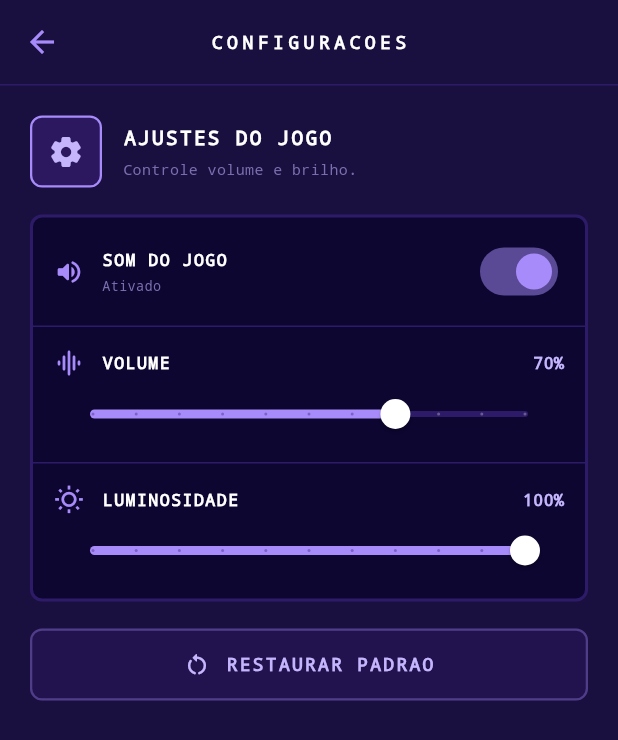
After one commit to Matheusgaldini7/Projeto-Integrado-3-, a Flutter app: the ConfiguracoesScreen screen opened directly, on a phone screen of 412 x 824 dp. The commit adds this screen. Shown: the top 740 px of the screen. Run offline on Flutter 3.47's test engine with Material 3 defaults, Android fonts, the phone set to English and light mode, and no system bars; our stand-ins replace geolocator.

Commit message:
Adiciona tela de configuracoes

```diff
--- a/lib/TelaHome.dart
+++ b/lib/TelaHome.dart
@@ -2,6 +2,7 @@ import 'package:flutter/material.dart';
 import 'screens/localizacaoScreen.dart';
 import 'screens/AmbienteScreen.dart';
 import 'screens/CriacaoPersonagemScreen.dart';
+import 'screens/ConfiguracoesScreen.dart';
 
 class TelaHome extends StatelessWidget {
   const TelaHome({super.key});
@@ -19,45 +20,113 @@ class TelaHome extends StatelessWidget {
               children: [
                 const Text('🎓', style: TextStyle(fontSize: 56)),
                 const SizedBox(height: 10),
-                const Text('PUC CAMPINAS · RPG ACADÊMICO',
-                    style: TextStyle(fontFamily: 'monospace', fontSize: 9, letterSpacing: 4, color: Color(0xFF7C6FAF))),
+                const Text(
+                  'PUC CAMPINAS · RPG ACADÊMICO',
+                  style: TextStyle(
+                    fontFamily: 'monospace',
+                    fontSize: 9,
+                    letterSpacing: 4,
+                    color: Color(0xFF7C6FAF),
+                  ),
+                ),
                 const SizedBox(height: 18),
                 RichText(
                   textAlign: TextAlign.center,
                   text: const TextSpan(
-                    style: TextStyle(fontFamily: 'monospace', fontSize: 50, fontWeight: FontWeight.w900, height: 0.95, letterSpacing: 2),
+                    style: TextStyle(
+                      fontFamily: 'monospace',
+                      fontSize: 50,
+                      fontWeight: FontWeight.w900,
+                      height: 0.95,
+                      letterSpacing: 2,
+                    ),
                     children: [
-                      TextSpan(text: 'JOURNEY\n', style: TextStyle(color: Colors.white)),
-                      TextSpan(text: 'DEGREE', style: TextStyle(color: Color(0xFFA78BFA))),
+                      TextSpan(
+                        text: 'JOURNEY\n',
+                        style: TextStyle(color: Colors.white),
+                      ),
+                      TextSpan(
+                        text: 'DEGREE',
+                        style: TextStyle(color: Color(0xFFA78BFA)),
+                      ),
                     ],
                   ),
                 ),
                 const SizedBox(height: 10),
-                const Text('"Explore o campus. Conquiste seu diploma."',
-                    textAlign: TextAlign.center,
-                    style: TextStyle(fontFamily: 'monospace', fontSize: 10, letterSpacing: 2, color: Color(0xFF5C4F8A))),
-                Container(margin: const EdgeInsets.symmetric(vertical: 24), width: 48, height: 2, color: const Color(0xFFA78BFA)),
+                const Text(
+                  '"Explore o campus. Conquiste seu diploma."',
+                  textAlign: TextAlign.center,
+                  style: TextStyle(
+                    fontFamily: 'monospace',
+                    fontSize: 10,
+                    letterSpacing: 2,
+                    color: Color(0xFF5C4F8A),
+                  ),
+                ),
+                Container(
+                  margin: const EdgeInsets.symmetric(vertical: 24),
+                  width: 48,
+                  height: 2,
+                  color: const Color(0xFFA78BFA),
+                ),
                 _MenuButton(
-                  label: 'NOVO JOGO', icon: Icons.play_arrow_rounded, primary: true,
-                  onTap: () => Navigator.push(context, MaterialPageRoute(builder: (_) => const CriacaoPersonagemScreen())),
+                  label: 'NOVO JOGO',
+                  icon: Icons.play_arrow_rounded,
+                  primary: true,
+                  onTap: () => Navigator.push(
+                    context,
+                    MaterialPageRoute(
+                      builder: (_) => const CriacaoPersonagemScreen(),
+                    ),
+                  ),
                 ),
                 const SizedBox(height: 10),
                 _MenuButton(
-                  label: 'CONTINUAR JORNADA', icon: Icons.map_rounded,
-                  onTap: () => Navigator.push(context, MaterialPageRoute(builder: (_) => const AmbienteScreen())),
+                  label: 'CONTINUAR JORNADA',
+                  icon: Icons.map_rounded,
+                  onTap: () => Navigator.push(
+                    context,
+                    MaterialPageRoute(builder: (_) => const AmbienteScreen()),
+                  ),
                 ),
                 const SizedBox(height: 10),
                 _MenuButton(
-                  label: 'LOCALIZAÇÃO', icon: Icons.my_location_rounded,
-                  onTap: () => Navigator.push(context, MaterialPageRoute(builder: (_) => const LocalizacaoScreen())),
+                  label: 'LOCALIZAÇÃO',
+                  icon: Icons.my_location_rounded,
+                  onTap: () => Navigator.push(
+                    context,
+                    MaterialPageRoute(
+                      builder: (_) => const LocalizacaoScreen(),
+                    ),
+                  ),
                 ),
                 const SizedBox(height: 10),
-                _MenuButton(label: 'CONFIGURAÇÕES', icon: Icons.settings_rounded, onTap: () {}),
+                _MenuButton(
+                  label: 'CONFIGURAÇÕES',
+                  icon: Icons.settings_rounded,
+                  onTap: () => Navigator.push(
+                    context,
+                    MaterialPageRoute(
+                      builder: (_) => const ConfiguracoesScreen(),
+                    ),
+                  ),
+                ),
                 const SizedBox(height: 10),
-                _MenuButton(label: 'LOGOUT', icon: Icons.logout_rounded, onTap: () => Navigator.pushReplacementNamed(context, '/')),
+                _MenuButton(
+                  label: 'LOGOUT',
+                  icon: Icons.logout_rounded,
+                  onTap: () => Navigator.pushReplacementNamed(context, '/'),
+                ),
                 const SizedBox(height: 28),
-                const Text('v0.1.0 — SPRINT 1',
-                    style: TextStyle(fontFamily: 'monospace', fontSize: 9, letterSpacing: 3, color: Color(0xFF2E2458))),
+                const Text(
+                  'v0.1.0 — SPRINT 1',
+                  style: TextStyle(
+                    fontFamily: 'monospace',
+                    fontSize: 9,
+                    letterSpacing: 3,
+                    color: Color(0xFF2E2458),
+                  ),
+                ),
               ],
             ),
           ),
@@ -72,7 +141,12 @@ class _MenuButton extends StatefulWidget {
   final IconData icon;
   final bool primary;
   final VoidCallback onTap;
-  const _MenuButton({required this.label, required this.icon, this.primary = false, required this.onTap});
+  const _MenuButton({
+    required this.label,
+    required this.icon,
+    this.primary = false,
+    required this.onTap,
+  });
 
   @override
   State<_MenuButton> createState() => _MenuButtonState();
@@ -85,30 +159,52 @@ class _MenuButtonState extends State<_MenuButton> {
   Widget build(BuildContext context) {
     return GestureDetector(
       onTapDown: (_) => setState(() => _pressed = true),
-      onTapUp: (_) { setState(() => _pressed = false); widget.onTap(); },
+      onTapUp: (_) {
+        setState(() => _pressed = false);
+        widget.onTap();
+      },
       onTapCancel: () => setState(() => _pressed = false),
       child: AnimatedScale(
         scale: _pressed ? 0.97 : 1.0,
         duration: const Duration(milliseconds: 100),
         child: Container(
-          width: double.infinity, height: 50,
+          width: double.infinity,
+          height: 50,
           decoration: BoxDecoration(
-            color: widget.primary ? const Color(0xFF7C3AED) : const Color(0xFF7C3AED).withOpacity(0.08),
+            color: widget.primary
+                ? const Color(0xFF7C3AED)
+                : const Color(0xFF7C3AED).withOpacity(0.08),
             borderRadius: BorderRadius.circular(8),
             border: Border.all(
-              color: widget.primary ? const Color(0xFF7C3AED) : const Color(0xFFA78BFA).withOpacity(0.35),
+              color: widget.primary
+                  ? const Color(0xFF7C3AED)
+                  : const Color(0xFFA78BFA).withOpacity(0.35),
               width: 1.5,
             ),
           ),
-          child: Row(children: [
-            const SizedBox(width: 18),
-            Icon(widget.icon, color: widget.primary ? Colors.white : const Color(0xFFC4B5FD), size: 18),
-            const SizedBox(width: 12),
-            Text(widget.label, style: TextStyle(
-              fontFamily: 'monospace', fontSize: 13, letterSpacing: 1.5, fontWeight: FontWeight.bold,
-              color: widget.primary ? Colors.white : const Color(0xFFC4B5FD),
-            )),
-          ]),
+          child: Row(
+            children: [
+              const SizedBox(width: 18),
+              Icon(
+                widget.icon,
+                color: widget.primary ? Colors.white : const Color(0xFFC4B5FD),
+                size: 18,
+              ),
+              const SizedBox(width: 12),
+              Text(
+                widget.label,
+                style: TextStyle(
+                  fontFamily: 'monospace',
+                  fontSize: 13,
+                  letterSpacing: 1.5,
+                  fontWeight: FontWeight.bold,
+                  color: widget.primary
+                      ? Colors.white
+                      : const Color(0xFFC4B5FD),
+                ),
+              ),
+            ],
+          ),
         ),
       ),
     );
--- a/lib/main.dart
+++ b/lib/main.dart
@@ -2,6 +2,7 @@ import 'package:flutter/material.dart';
 import 'package:flutter/services.dart';
 import 'TelaHome.dart';
 import 'screens/LoginScreen.dart';
+import 'services/ConfiguracoesService.dart';
 
 void main() {
   WidgetsFlutterBinding.ensureInitialized();
@@ -20,16 +21,33 @@ class MyApp extends StatelessWidget {
 
   @override
   Widget build(BuildContext context) {
-    return MaterialApp(
+    final config = ConfiguracoesService();
+
+    return AnimatedBuilder(
+      animation: config,
+      builder: (context, _) => MaterialApp(
         title: 'Journey Degree',
         debugShowCheckedModeBanner: false,
         theme: ThemeData.dark().copyWith(
           scaffoldBackgroundColor: const Color(0xFF1A1040),
         ),
         home: const LoginScreen(),
-      routes: {
-        '/home': (context) => const TelaHome(),
+        routes: {'/home': (context) => const TelaHome()},
+        builder: (context, child) {
+          final escurecer = (1 - config.luminosidade) * 0.65;
+          return Stack(
+            children: [
+              if (child != null) child,
+              IgnorePointer(
+                child: AnimatedContainer(
+                  duration: const Duration(milliseconds: 150),
+                  color: Colors.black.withOpacity(escurecer),
+                ),
+              ),
+            ],
+          );
         },
+      ),
     );
   }
 }
--- /dev/null
+++ b/lib/screens/ConfiguracoesScreen.dart
@@ -0,0 +1,386 @@
+import 'package:flutter/material.dart';
+import '../services/ConfiguracoesService.dart';
+
+class ConfiguracoesScreen extends StatefulWidget {
+  const ConfiguracoesScreen({super.key});
+
+  @override
+  State<ConfiguracoesScreen> createState() => _ConfiguracoesScreenState();
+}
+
+class _ConfiguracoesScreenState extends State<ConfiguracoesScreen> {
+  final ConfiguracoesService _config = ConfiguracoesService();
+
+  @override
+  void initState() {
+    super.initState();
+    _config.addListener(_atualizarTela);
+  }
+
+  @override
+  void dispose() {
+    _config.removeListener(_atualizarTela);
+    super.dispose();
+  }
+
+  void _atualizarTela() {
+    if (mounted) setState(() {});
+  }
+
+  @override
+  Widget build(BuildContext context) {
+    return Scaffold(
+      backgroundColor: const Color(0xFF1A1040),
+      appBar: AppBar(
+        backgroundColor: const Color(0xFF1A1040),
+        elevation: 0,
+        iconTheme: const IconThemeData(color: Color(0xFFA78BFA)),
+        title: const Text(
+          'CONFIGURACOES',
+          style: TextStyle(
+            fontFamily: 'monospace',
+            fontSize: 12,
+            letterSpacing: 3,
+            color: Colors.white,
+            fontWeight: FontWeight.bold,
+          ),
+        ),
+        centerTitle: true,
+        bottom: const PreferredSize(
+          preferredSize: Size.fromHeight(1),
+          child: Divider(height: 1, color: Color(0xFF2D1B69)),
+        ),
+      ),
+      body: SafeArea(
+        child: ListView(
+          padding: const EdgeInsets.all(20),
+          children: [
+            _Cabecalho(
+              icon: Icons.settings_rounded,
+              titulo: 'AJUSTES DO JOGO',
+              subtitulo: 'Controle volume e brilho.',
+            ),
+            const SizedBox(height: 18),
+            _Painel(
+              children: [
+                _SwitchOpcao(
+                  icon: _config.somAtivo
+                      ? Icons.volume_up_rounded
+                      : Icons.volume_off_rounded,
+                  titulo: 'SOM DO JOGO',
+                  subtitulo: _config.somAtivo ? 'Ativado' : 'Mudo',
+                  ativo: _config.somAtivo,
+                  onChanged: _config.alternarSom,
+                ),
+                const _Separador(),
+                _SliderOpcao(
+                  icon: Icons.graphic_eq_rounded,
+                  titulo: 'VOLUME',
+                  valor: _config.volumeSalvo,
+                  textoValor: '${(_config.volume * 100).round()}%',
+                  onChanged: _config.somAtivo ? _config.atualizarVolume : null,
+                ),
+                const _Separador(),
+                _SliderOpcao(
+                  icon: Icons.wb_sunny_outlined,
+                  titulo: 'LUMINOSIDADE',
+                  valor: _config.luminosidade,
+                  min: 0.25,
+                  textoValor: '${(_config.luminosidade * 100).round()}%',
+                  onChanged: _config.atualizarLuminosidade,
+                ),
+              ],
+            ),
+            const SizedBox(height: 18),
+            _BotaoRestaurar(onTap: _config.restaurarPadrao),
+          ],
+        ),
+      ),
+    );
+  }
+}
+
+class _Cabecalho extends StatelessWidget {
+  final IconData icon;
+  final String titulo;
+  final String subtitulo;
+
+  const _Cabecalho({
+    required this.icon,
+    required this.titulo,
+    required this.subtitulo,
+  });
+
+  @override
+  Widget build(BuildContext context) {
+    return Row(
+      children: [
+        Container(
+          width: 48,
+          height: 48,
+          decoration: BoxDecoration(
+            color: const Color(0xFF7C3AED).withOpacity(0.18),
+            borderRadius: BorderRadius.circular(8),
+            border: Border.all(color: const Color(0xFFA78BFA), width: 1.5),
+          ),
+          child: Icon(icon, color: const Color(0xFFC4B5FD), size: 24),
+        ),
+        const SizedBox(width: 14),
+        Expanded(
+          child: Column(
+            crossAxisAlignment: CrossAxisAlignment.start,
+            children: [
+              Text(
+                titulo,
+                style: const TextStyle(
+                  fontFamily: 'monospace',
+                  fontSize: 13,
+                  letterSpacing: 1.5,
+                  color: Colors.white,
+                  fontWeight: FontWeight.bold,
+                ),
+              ),
+              const SizedBox(height: 4),
+              Text(
+                subtitulo,
+                style: const TextStyle(
+                  fontFamily: 'monospace',
+                  fontSize: 10,
+                  color: Color(0xFF7C6FAF),
+                ),
+              ),
+            ],
+          ),
+        ),
+      ],
+    );
+  }
+}
+
+class _Painel extends StatelessWidget {
+  final List<Widget> children;
+
+  const _Painel({required this.children});
+
+  @override
+  Widget build(BuildContext context) {
+    return Container(
+      decoration: BoxDecoration(
+        color: const Color(0xFF0C0630),
+        borderRadius: BorderRadius.circular(8),
+        border: Border.all(color: const Color(0xFF2D1B69), width: 2),
+      ),
+      child: Column(children: children),
+    );
+  }
+}
+
+class _SliderOpcao extends StatelessWidget {
+  final IconData icon;
+  final String titulo;
+  final double valor;
+  final double min;
+  final String textoValor;
+  final ValueChanged<double>? onChanged;
+
+  const _SliderOpcao({
+    required this.icon,
+    required this.titulo,
+    required this.valor,
+    required this.textoValor,
+    required this.onChanged,
+    this.min = 0,
+  });
+
+  @override
+  Widget build(BuildContext context) {
+    final ativo = onChanged != null;
+    return Padding(
+      padding: const EdgeInsets.fromLTRB(14, 14, 14, 8),
+      child: Column(
+        children: [
+          Row(
+            children: [
+              Icon(
+                icon,
+                color: ativo
+                    ? const Color(0xFFA78BFA)
+                    : const Color(0xFF5C4F8A),
+                size: 20,
+              ),
+              const SizedBox(width: 12),
+              Expanded(
+                child: Text(
+                  titulo,
+                  style: TextStyle(
+                    fontFamily: 'monospace',
+                    fontSize: 11,
+                    letterSpacing: 1,
+                    fontWeight: FontWeight.bold,
+                    color: ativo ? Colors.white : const Color(0xFF5C4F8A),
+                  ),
+                ),
+              ),
+              Text(
+                textoValor,
+                style: TextStyle(
+                  fontFamily: 'monospace',
+                  fontSize: 11,
+                  color: ativo
+                      ? const Color(0xFFC4B5FD)
+                      : const Color(0xFF5C4F8A),
+                  fontWeight: FontWeight.bold,
+                ),
+              ),
+            ],
+          ),
+          SliderTheme(
+            data: SliderTheme.of(context).copyWith(
+              activeTrackColor: const Color(0xFFA78BFA),
+              inactiveTrackColor: const Color(0xFF2D1B69),
+              thumbColor: const Color(0xFFFFFFFF),
+              overlayColor: const Color(0x337C3AED),
+            ),
+            child: Slider(
+              min: min,
+              max: 1,
+              divisions: 10,
+              value: valor.clamp(min, 1).toDouble(),
+              onChanged: onChanged,
+            ),
+          ),
+        ],
+      ),
+    );
+  }
+}
+
+class _SwitchOpcao extends StatelessWidget {
+  final IconData icon;
+  final String titulo;
+  final String subtitulo;
+  final bool ativo;
+  final ValueChanged<bool> onChanged;
+
+  const _SwitchOpcao({
+    required this.icon,
+    required this.titulo,
+    required this.subtitulo,
+    required this.ativo,
+    required this.onChanged,
+  });
+
+  @override
+  Widget build(BuildContext context) {
+    return Padding(
+      padding: const EdgeInsets.symmetric(horizontal: 14, vertical: 12),
+      child: Row(
+        children: [
+          Icon(icon, color: const Color(0xFFA78BFA), size: 20),
+          const SizedBox(width: 12),
+          Expanded(
+            child: Column(
+              crossAxisAlignment: CrossAxisAlignment.start,
+              children: [
+                Text(
+                  titulo,
+                  style: const TextStyle(
+                    fontFamily: 'monospace',
+                    fontSize: 11,
+                    letterSpacing: 1,
+                    fontWeight: FontWeight.bold,
+                    color: Colors.white,
+                  ),
+                ),
+                const SizedBox(height: 3),
+                Text(
+                  subtitulo,
+                  style: const TextStyle(
+                    fontFamily: 'monospace',
+                    fontSize: 9,
+                    color: Color(0xFF7C6FAF),
+                  ),
+                ),
+              ],
+            ),
+          ),
+          Switch(
+            value: ativo,
+            activeColor: const Color(0xFFA78BFA),
+            onChanged: onChanged,
+          ),
+        ],
+      ),
+    );
+  }
+}
+
+class _BotaoRestaurar extends StatefulWidget {
+  final VoidCallback onTap;
+
+  const _BotaoRestaurar({required this.onTap});
+
+  @override
+  State<_BotaoRestaurar> createState() => _BotaoRestaurarState();
+}
+
+class _BotaoRestaurarState extends State<_BotaoRestaurar> {
+  bool _pressed = false;
+
+  @override
+  Widget build(BuildContext context) {
+    return GestureDetector(
+      onTapDown: (_) => setState(() => _pressed = true),
+      onTapUp: (_) {
+        setState(() => _pressed = false);
+        widget.onTap();
+      },
+      onTapCancel: () => setState(() => _pressed = false),
+      child: AnimatedScale(
+        scale: _pressed ? 0.97 : 1,
+        duration: const Duration(milliseconds: 100),
+        child: Container(
+          height: 48,
+          decoration: BoxDecoration(
+            color: const Color(0xFF7C3AED).withOpacity(0.08),
+            borderRadius: BorderRadius.circular(8),
+            border: Border.all(
+              color: const Color(0xFFA78BFA).withOpacity(0.35),
+              width: 1.5,
+            ),
+          ),
+          child: const Row(
+            mainAxisAlignment: MainAxisAlignment.center,
+            children: [
+              Icon(
+                Icons.restart_alt_rounded,
+                color: Color(0xFFC4B5FD),
+                size: 18,
+              ),
+              SizedBox(width: 10),
+              Text(
+                'RESTAURAR PADRAO',
+                style: TextStyle(
+                  fontFamily: 'monospace',
+                  fontSize: 12,
+                  letterSpacing: 1.5,
+                  color: Color(0xFFC4B5FD),
+                  fontWeight: FontWeight.bold,
+                ),
+              ),
+            ],
+          ),
+        ),
+      ),
+    );
+  }
+}
+
+class _Separador extends StatelessWidget {
+  const _Separador();
+
+  @override
+  Widget build(BuildContext context) {
+    return const Divider(height: 1, color: Color(0xFF2D1B69));
+  }
+}
--- /dev/null
+++ b/lib/services/ConfiguracoesService.dart
@@ -0,0 +1,44 @@
+import 'package:flutter/foundation.dart';
+
+class ConfiguracoesService extends ChangeNotifier {
+  static final ConfiguracoesService _instance =
+      ConfiguracoesService._internal();
+
+  factory ConfiguracoesService() => _instance;
+
+  ConfiguracoesService._internal();
+
+  double _volume = 0.7;
+  double _luminosidade = 1;
+  bool _somAtivo = true;
+
+  double get volume => _somAtivo ? _volume : 0;
+  double get volumeSalvo => _volume;
+  double get luminosidade => _luminosidade;
+  bool get somAtivo => _somAtivo;
+
+  void atualizarVolume(double valor) {
+    _volume = valor.clamp(0, 1).toDouble();
+    if (_volume > 0 && !_somAtivo) {
+      _somAtivo = true;
+    }
+    notifyListeners();
+  }
+
+  void alternarSom(bool ativo) {
+    _somAtivo = ativo;
+    notifyListeners();
+  }
+
+  void atualizarLuminosidade(double valor) {
+    _luminosidade = valor.clamp(0.25, 1).toDouble();
+    notifyListeners();
+  }
+
+  void restaurarPadrao() {
+    _volume = 0.7;
+    _luminosidade = 1;
+    _somAtivo = true;
+    notifyListeners();
+  }
+}
```
Lines whose indentation alone changed are shown as unchanged.
